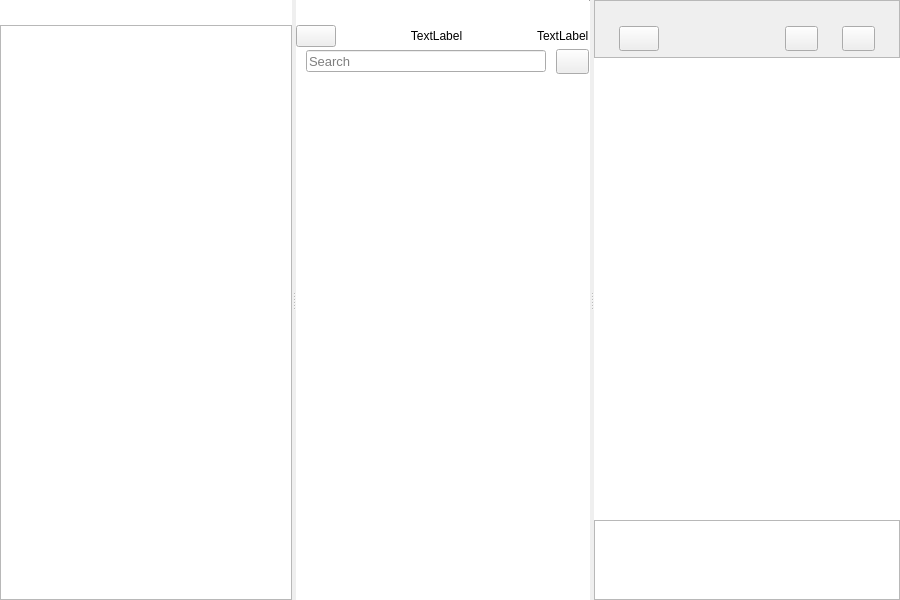
This is src/mainwindow.ui in nuttyartist/notes as Qt 5 draws it before an edit. The edited form follows.
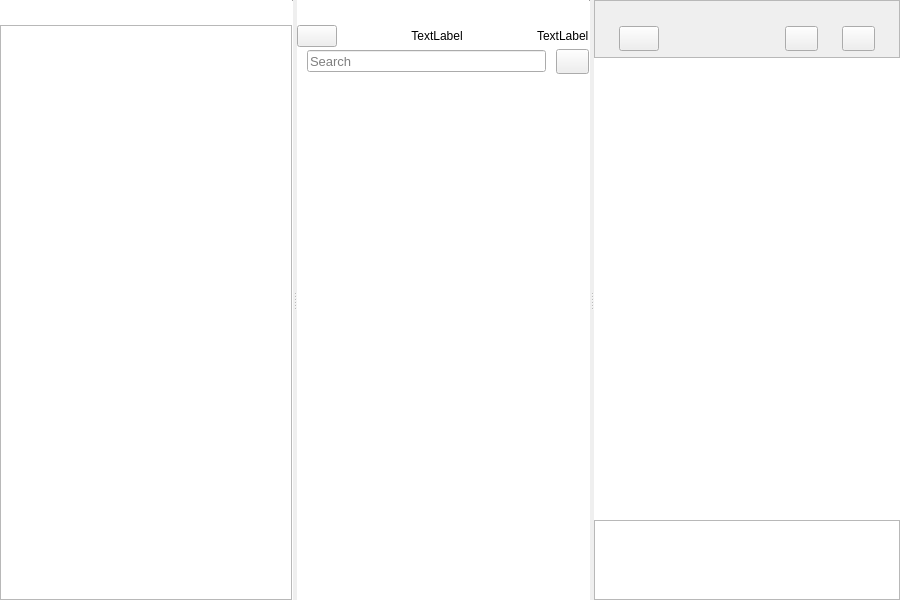
This is the edited form. Icons and pictures are not drawn. Custom widgets are drawn as their Qt base class.

Patch:
```diff
--- a/src/mainwindow.ui
+++ b/src/mainwindow.ui
@@ -119,7 +119,7 @@
             <height>0</height>
            </size>
           </property>
-          <layout class="QVBoxLayout" name="verticalLayout_4">
+          <layout class="QHBoxLayout" name="horizontalLayout_2">
            <property name="spacing">
             <number>0</number>
            </property>
@@ -136,6 +136,11 @@
             <number>0</number>
            </property>
            <item>
+            <layout class="QVBoxLayout" name="verticalLayout_2" stretch="0,0">
+             <property name="spacing">
+              <number>0</number>
+             </property>
+             <item>
             <spacer name="verticalSpacer_2">
              <property name="orientation">
               <enum>Qt::Vertical</enum>
@@ -153,6 +158,39 @@
            </item>
            <item>
             <widget class="NodeTreeView" name="treeView"/>
+             </item>
+            </layout>
+           </item>
+           <item>
+            <widget class="Line" name="line_2">
+             <property name="sizePolicy">
+              <sizepolicy hsizetype="Minimum" vsizetype="Expanding">
+               <horstretch>0</horstretch>
+               <verstretch>0</verstretch>
+              </sizepolicy>
+             </property>
+             <property name="minimumSize">
+              <size>
+               <width>1</width>
+               <height>0</height>
+              </size>
+             </property>
+             <property name="maximumSize">
+              <size>
+               <width>1</width>
+               <height>16777215</height>
+              </size>
+             </property>
+             <property name="sizeIncrement">
+              <size>
+               <width>0</width>
+               <height>0</height>
+              </size>
+             </property>
+             <property name="orientation">
+              <enum>Qt::Vertical</enum>
+             </property>
+            </widget>
            </item>
           </layout>
          </widget>
```
Lines whose indentation alone changed are shown as unchanged.
